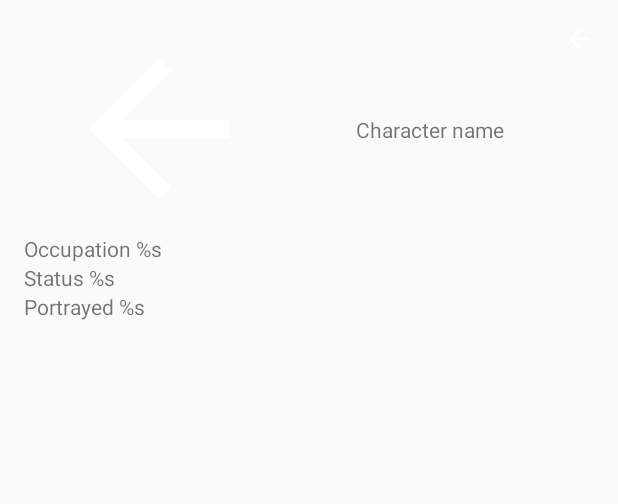
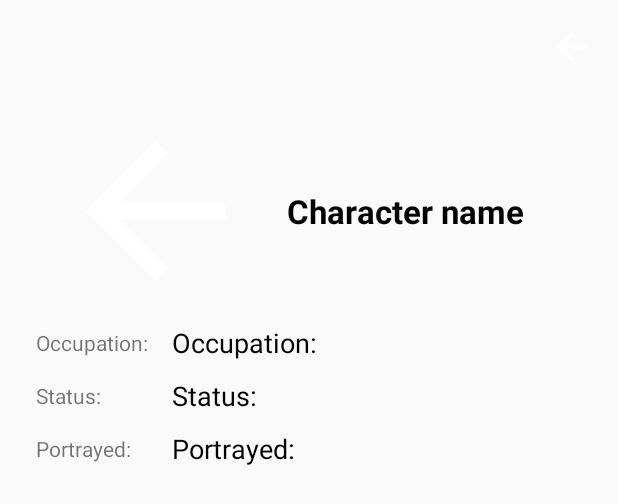
Before and after one commit to EstebanPosada/BreakingBadCharacters, an Android app: the layout fragment_detail.xml on its own in the app's theme, with its tools: preview values and no code run, on a phone screen of 412 x 824 dp. Shown: the top 504 px of the screen. Run offline under Robolectric (Android 15) with nearby library versions, the phone set to English and light mode, and no system bars; network calls fail.

Commit message:
Favorite click action added

```diff
--- a/app/src/main/AndroidManifest.xml
+++ b/app/src/main/AndroidManifest.xml
@@ -9,6 +9,7 @@
         android:allowBackup="true"
         android:icon="@mipmap/ic_launcher"
         android:label="@string/app_name"
+        android:networkSecurityConfig="@xml/network_security_config"
         android:roundIcon="@mipmap/ic_launcher_round"
         android:supportsRtl="true"
         android:theme="@style/AppTheme">
--- a/app/src/main/java/com/estebanposada/breakingbadtestapp/data/database/RoomDataSource.kt
+++ b/app/src/main/java/com/estebanposada/breakingbadtestapp/data/database/RoomDataSource.kt
@@ -7,11 +7,11 @@ class RoomDataSource @Inject constructor(private val dao: CharacterDao): LocalDa
 
     override suspend fun isEmpty(): Boolean = dao.characterCount() <= 0
 
-    override suspend fun saveMovies(characters: List<Character>) {
+    override suspend fun saveCharacters(characters: List<Character>) {
         dao.insertCharacter(characters)
     }
 
-    override suspend fun getPopularMovies(): List<Character> = dao.getAll()
+    override suspend fun getCharacters(): List<Character> = dao.getAll()
 
     override suspend fun findById(id: Int): Character = dao.findById(id)
 
--- a/app/src/main/java/com/estebanposada/breakingbadtestapp/data/service/BreakingBadApi.kt
+++ b/app/src/main/java/com/estebanposada/breakingbadtestapp/data/service/BreakingBadApi.kt
@@ -5,6 +5,6 @@ import retrofit2.http.GET
 
 interface BreakingBadApi {
 //    @GET("/api/characters?limit<LIMIT>&offset=<OFFSET>")
-    @GET("/api/characters?limit=10")
+    @GET("/api/characters?limit=20")
     suspend fun getCharacters(): List<Character>
 }
--- a/app/src/main/java/com/estebanposada/breakingbadtestapp/data/service/LocalDataSource.kt
+++ b/app/src/main/java/com/estebanposada/breakingbadtestapp/data/service/LocalDataSource.kt
@@ -4,8 +4,8 @@ import com.estebanposada.breakingbadtestapp.data.database.Character
 
 interface LocalDataSource {
     suspend fun isEmpty(): Boolean
-    suspend fun saveMovies(characters: List<Character>)
-    suspend fun getPopularMovies(): List<Character>
+    suspend fun saveCharacters(characters: List<Character>)
+    suspend fun getCharacters(): List<Character>
     suspend fun findById(id: Int): Character
     suspend fun update(character: Character)
 }
--- a/app/src/main/res/layout/character_item.xml
+++ b/app/src/main/res/layout/character_item.xml
@@ -10,6 +10,7 @@
         android:layout_height="40dp"
         android:layout_margin="8dp"
         app:layout_constraintBottom_toBottomOf="parent"
+        app:layout_constraintEnd_toStartOf="@id/name"
         app:layout_constraintStart_toStartOf="parent"
         app:layout_constraintTop_toTopOf="parent"
         app:srcCompat="@drawable/abc_vector_test" />
@@ -23,6 +24,7 @@
         android:textSize="18sp"
         android:textStyle="bold"
         app:layout_constraintBottom_toTopOf="@id/nickname"
+        app:layout_constraintEnd_toStartOf="@id/favorite"
         app:layout_constraintStart_toEndOf="@id/preview"
         app:layout_constraintTop_toTopOf="@id/preview" />
 
@@ -33,7 +35,8 @@
         android:text="@string/character_name"
         android:textSize="15sp"
         app:layout_constraintBottom_toBottomOf="@id/preview"
-        app:layout_constraintStart_toEndOf="@id/preview"
+        app:layout_constraintEnd_toEndOf="@id/name"
+        app:layout_constraintStart_toStartOf="@id/name"
         app:layout_constraintTop_toBottomOf="@id/name" />
 
     <androidx.appcompat.widget.AppCompatImageView
--- a/app/src/main/res/layout/fragment_detail.xml
+++ b/app/src/main/res/layout/fragment_detail.xml
@@ -11,63 +11,110 @@
         android:id="@+id/ch_img"
         android:layout_width="0dp"
         android:layout_height="140dp"
-        app:layout_constraintBottom_toTopOf="@id/ch_occupation"
-        app:layout_constraintEnd_toStartOf="@id/ch_name"
+        app:layout_constraintBottom_toTopOf="@id/ch_occupation_title"
+        app:layout_constraintEnd_toStartOf="@id/ch_nick"
         app:layout_constraintStart_toStartOf="parent"
         app:layout_constraintTop_toTopOf="parent"
-        app:layout_constraintVertical_bias="0"
+        app:layout_constraintVertical_bias="0.1"
         app:layout_constraintVertical_chainStyle="packed"
         app:srcCompat="@drawable/abc_vector_test" />
 
     <androidx.appcompat.widget.AppCompatTextView
-        android:id="@+id/ch_name"
+        android:id="@+id/ch_nick"
         android:layout_width="0dp"
         android:layout_height="wrap_content"
-        android:gravity="center"
+        android:textColor="@android:color/black"
+        android:textSize="22sp"
+        android:textStyle="bold"
         app:layout_constraintBottom_toBottomOf="@id/ch_img"
         app:layout_constraintEnd_toStartOf="@+id/ch_favorite"
+        app:layout_constraintHorizontal_bias="0.3"
         app:layout_constraintStart_toEndOf="@id/ch_img"
         app:layout_constraintTop_toTopOf="@id/ch_img"
         tools:text="@string/character_name" />
 
     <androidx.appcompat.widget.AppCompatImageView
         android:id="@+id/ch_favorite"
-        android:layout_width="20dp"
-        android:layout_height="20dp"
+        android:layout_width="30dp"
+        android:layout_height="30dp"
         app:layout_constraintEnd_toEndOf="parent"
-        app:layout_constraintStart_toEndOf="@id/ch_name"
+        app:layout_constraintStart_toEndOf="@id/ch_nick"
         app:layout_constraintTop_toTopOf="parent"
         app:srcCompat="@drawable/abc_vector_test" />
 
     <androidx.appcompat.widget.AppCompatTextView
-        android:id="@+id/ch_occupation"
-        android:layout_width="0dp"
+        android:id="@+id/ch_occupation_title"
+        android:layout_width="wrap_content"
         android:layout_height="wrap_content"
+        android:layout_marginHorizontal="8dp"
+        android:layout_marginVertical="8dp"
         android:text="@string/occupation"
-        app:layout_constraintBottom_toTopOf="@id/ch_status"
-        app:layout_constraintEnd_toEndOf="parent"
+        app:layout_constraintBottom_toTopOf="@id/ch_status_title"
+        app:layout_constraintEnd_toStartOf="@id/ch_occupation_text"
         app:layout_constraintStart_toStartOf="parent"
         app:layout_constraintTop_toBottomOf="@id/ch_img" />
 
     <androidx.appcompat.widget.AppCompatTextView
-        android:id="@+id/ch_status"
+        android:id="@+id/ch_occupation_text"
         android:layout_width="0dp"
         android:layout_height="wrap_content"
-        android:text="@string/status"
-        app:layout_constraintBottom_toTopOf="@id/ch_portrayed"
+        android:paddingHorizontal="8dp"
+        android:textColor="@android:color/black"
+        android:textSize="18sp"
+        app:layout_constraintBottom_toBottomOf="@id/ch_occupation_title"
         app:layout_constraintEnd_toEndOf="parent"
-        app:layout_constraintStart_toStartOf="parent"
-        app:layout_constraintTop_toBottomOf="@id/ch_occupation" />
+        app:layout_constraintStart_toEndOf="@id/ch_occupation_title"
+        app:layout_constraintTop_toTopOf="@id/ch_occupation_title"
+        tools:text="@string/occupation" />
 
     <androidx.appcompat.widget.AppCompatTextView
-        android:id="@+id/ch_portrayed"
+        android:id="@+id/ch_status_title"
         android:layout_width="0dp"
         android:layout_height="wrap_content"
+        android:layout_marginVertical="8dp"
+        android:text="@string/status"
+        app:layout_constraintBottom_toTopOf="@id/ch_portrayed_title"
+        app:layout_constraintEnd_toEndOf="@id/ch_occupation_title"
+        app:layout_constraintHorizontal_bias="0"
+        app:layout_constraintStart_toStartOf="@id/ch_occupation_title"
+        app:layout_constraintTop_toBottomOf="@id/ch_occupation_title" />
+
+    <androidx.appcompat.widget.AppCompatTextView
+        android:id="@+id/ch_status_text"
+        android:layout_width="0dp"
+        android:layout_height="wrap_content"
+        android:paddingHorizontal="8dp"
+        android:textColor="@android:color/black"
+        android:textSize="18sp"
+        app:layout_constraintBottom_toBottomOf="@id/ch_status_title"
+        app:layout_constraintEnd_toEndOf="parent"
+        app:layout_constraintStart_toStartOf="@id/ch_occupation_text"
+        app:layout_constraintTop_toTopOf="@id/ch_status_title"
+        tools:text="@string/status" />
+
+    <androidx.appcompat.widget.AppCompatTextView
+        android:id="@+id/ch_portrayed_title"
+        android:layout_width="0dp"
+        android:layout_height="wrap_content"
+        android:layout_marginVertical="8dp"
         android:text="@string/portrayed"
         app:layout_constraintBottom_toBottomOf="parent"
+        app:layout_constraintEnd_toEndOf="@id/ch_occupation_title"
+        app:layout_constraintHorizontal_bias="0"
+        app:layout_constraintStart_toStartOf="@id/ch_occupation_title"
+        app:layout_constraintTop_toBottomOf="@id/ch_status_title" />
+
+    <androidx.appcompat.widget.AppCompatTextView
+        android:id="@+id/ch_portrayed_text"
+        android:layout_width="0dp"
+        android:layout_height="wrap_content"
+        android:paddingHorizontal="8dp"
+        android:textColor="@android:color/black"
+        android:textSize="18sp"
+        app:layout_constraintBottom_toBottomOf="@id/ch_portrayed_title"
         app:layout_constraintEnd_toEndOf="parent"
-        app:layout_constraintStart_toStartOf="parent"
-        app:layout_constraintTop_toBottomOf="@id/ch_status" />
-
+        app:layout_constraintStart_toStartOf="@id/ch_occupation_text"
+        app:layout_constraintTop_toTopOf="@id/ch_portrayed_title"
+        tools:text="@string/portrayed" />
 
 </androidx.constraintlayout.widget.ConstraintLayout>
--- a/app/src/main/res/values/strings.xml
+++ b/app/src/main/res/values/strings.xml
@@ -1,9 +1,7 @@
 <resources>
-    <string name="app_name">BreakingBadTestApp</string>
-    <!-- TODO: Remove or change this placeholder text -->
-    <string name="hello_blank_fragment">Hello blank fragment</string>
+    <string name="app_name">Breaking Bad Characters</string>
     <string name="character_name">Character name</string>
-    <string name="occupation">Occupation %s</string>
-    <string name="status">Status %s</string>
-    <string name="portrayed">Portrayed %s</string>
+    <string name="occupation">Occupation: </string>
+    <string name="status">Status: </string>
+    <string name="portrayed">Portrayed: </string>
 </resources>
--- /dev/null
+++ b/app/src/main/res/xml/network_security_config.xml
@@ -0,0 +1,4 @@
+<?xml version="1.0" encoding="utf-8"?>
+<network-security-config>
+    <base-config cleartextTrafficPermitted="true" />
+</network-security-config>
```
Also changed, not shown: app/src/main/java/com/estebanposada/breakingbadtestapp/data/repository/CharactersRepository.kt (+13 -2 lines), app/src/main/java/com/estebanposada/breakingbadtestapp/ui/MainVIewModel.kt (+20 -3 lines), app/src/main/java/com/estebanposada/breakingbadtestapp/ui/detail/DetailFragment.kt (+24 -0 lines), app/src/main/java/com/estebanposada/breakingbadtestapp/ui/main/ItemAdapter.kt (+11 -6 lines), app/src/main/java/com/estebanposada/breakingbadtestapp/ui/main/MainFragment.kt (+7 -1 lines).
